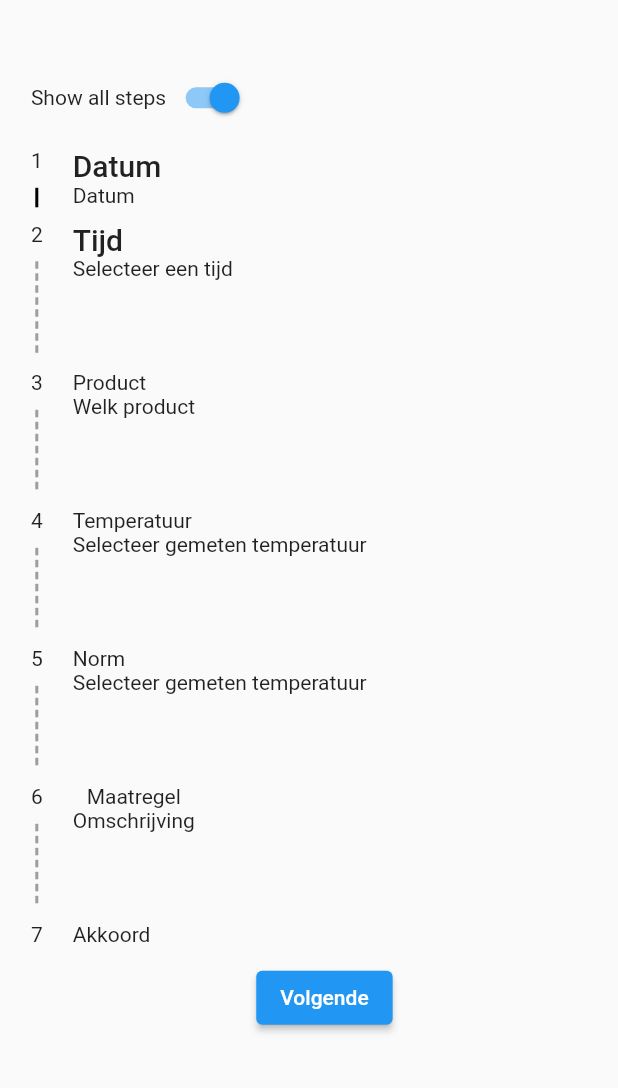
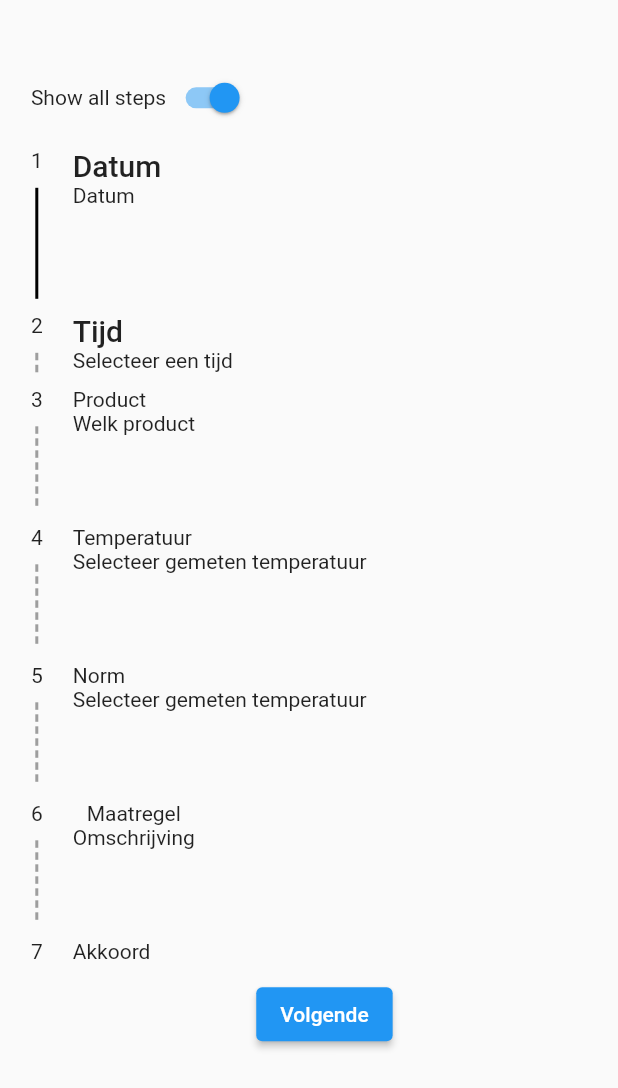
Before and after one commit to Iconica-Development/flutter_stepper, a Flutter app: the screen it shows after launch, on a phone screen of 412 x 824 dp. Shown: the top 1088 px of the screen. Run offline on Flutter 3.47's test engine with Material 2 defaults, Android fonts, the light colour scheme and no system bars.

Commit message:
feat: finish v0.0.1

```diff
--- a/example/lib/vertical_single.dart
+++ b/example/lib/vertical_single.dart
@@ -21,6 +21,10 @@ class _VerticalSinglePageStepperState extends State<VerticalSinglePageStepper> {
           child: MultiStepperView(
             showAllSteps: true,
             currentStep: _currentStep,
+            zeroIndexed: false,
+            onStepTapped: (value) {
+              debugPrint('step tapped: ${value + 1}');
+            },
             steps: [
               MultiViewStep(
                 content: Column(
@@ -30,6 +34,7 @@ class _VerticalSinglePageStepperState extends State<VerticalSinglePageStepper> {
                     Text('Datum', style: Theme.of(context).textTheme.bodyText2),
                   ],
                 ),
+                size: 100,
               ),
               MultiViewStep(
                 content: Column(
@@ -42,9 +47,6 @@ class _VerticalSinglePageStepperState extends State<VerticalSinglePageStepper> {
                     Text(
                       'Selecteer een tijd',
                       style: Theme.of(context).textTheme.bodyText2,
-                    ),
-                    const SizedBox(
-                      height: 50,
                     ),
                   ],
                 ),
--- a/lib/src/line_painter.dart
+++ b/lib/src/line_painter.dart
@@ -1,6 +1,7 @@
 import 'package:flutter/material.dart';
 
 class VerticalDashedLinePainter extends CustomPainter {
+  /// Draws a dashed line between two vertical points.
   const VerticalDashedLinePainter({
     required this.dashHeight,
     required this.dashSpace,
@@ -8,12 +9,16 @@ class VerticalDashedLinePainter extends CustomPainter {
     required this.dashColor,
   });
 
+  /// The height of the dashes.
   final double dashHeight;
 
+  /// The space between the dashes.
   final double dashSpace;
 
+  /// The width of the line.
   final double strokeWidth;
 
+  /// The color of the line.
   final Color dashColor;
 
   @override
--- a/lib/src/models/step.dart
+++ b/lib/src/models/step.dart
@@ -1,10 +1,21 @@
 import 'package:flutter/material.dart';
 
 class MultiViewStep {
+  /// Step class for the [MultiStepperView].
+  /// Title and size are optional for the [MultiStepperView].
   const MultiViewStep({
     required this.content,
     this.title = '',
+    this.size,
   });
+
+  // The Title of the step
   final String title;
+
+  // The content of the step
   final Widget content;
+
+  // The size of the step, if not provided it will be calculated
+  // Use this mainly if you want longer steps
+  final double? size;
 }
--- a/lib/src/models/stepper_theme.dart
+++ b/lib/src/models/stepper_theme.dart
@@ -1,12 +1,14 @@
 import 'package:flutter/material.dart';
 
 class StepperTheme {
+  /// The theme for the [MultiStepperView].
   const StepperTheme({
     this.linePadding = 10,
     this.lineWidth = 2,
     this.lineDashLength = 5,
     this.lineDashGapLength = 3,
     this.lineColor = Colors.black,
+    this.stepIndicatorTextStyle,
   });
 
   /// The padding between the start of the line and the stepper indicator.
@@ -23,4 +25,7 @@ class StepperTheme {
 
   /// The color of the line.
   final Color lineColor;
+
+  /// The style of the step indicator text.
+  final TextStyle? stepIndicatorTextStyle;
 }
--- a/lib/src/stepper.dart
+++ b/lib/src/stepper.dart
@@ -3,12 +3,20 @@ import 'package:stepper/src/line_painter.dart';
 import 'package:stepper/stepper.dart';
 
 class MultiStepperView extends StatelessWidget {
+  /// MultiStepperView is a widget that displays a vertical list of steps.
+  /// Each step is represented by a [MultiViewStep] widget.
+  /// Steps can either be displayed in a single page or in multiple pages.
+  /// If the steps are displayed in multiple pages, the [currentStep] property
+  /// determines which page is displayed.
+  /// The height of the page is determined by the height of the containing
+  /// widget or by the [size] property.
+  /// Style can be customized by setting the [theme] property.
   const MultiStepperView({
     required this.steps,
     this.currentStep = 0,
     this.showAllSteps = false,
-    this.onStepContinue,
-    this.onStepCancel,
+    this.zeroIndexed = false,
+    this.onStepTapped,
     this.paddingLeft = 10,
     this.paddingRight = 20,
     this.pageHeight = 400,
@@ -25,14 +33,19 @@ class MultiStepperView extends StatelessWidget {
   /// Whether two show all the [steps] or just the current one.
   final bool showAllSteps;
 
-  final VoidCallback? onStepContinue;
+  /// Whether to show 0 as the first step.
+  final bool zeroIndexed;
 
-  final VoidCallback? onStepCancel;
+  // int callback for step clicked
+  final ValueChanged<int>? onStepTapped;
 
+  /// The padding between the start and the line of the stepper.
   final double paddingLeft;
 
+  /// The padding between the line and the step indicator.
   final double paddingRight;
 
+  /// The height of the page.
   final double pageHeight;
 
   /// The theme of the stepper.
@@ -44,21 +57,22 @@ class MultiStepperView extends StatelessWidget {
       return Row(
         crossAxisAlignment: CrossAxisAlignment.start,
         children: [
-          // draw a line below the current step
           Padding(
             padding: EdgeInsets.only(left: paddingLeft, right: paddingRight),
             child: Column(
               children: [
                 Text(currentStep.toString()),
-                Container(
+                Padding(
+                  padding: EdgeInsets.only(top: theme.linePadding),
+                  child: Container(
                     width: 1,
                     height: pageHeight,
                     color: Colors.black,
                   ),
+                ),
               ],
             ),
           ),
-
           steps[currentStep].content,
         ],
       );
@@ -76,14 +90,22 @@ class MultiStepperView extends StatelessWidget {
                       padding: EdgeInsets.only(right: paddingRight),
                       child: Column(
                         children: [
-                          Padding(
+                          GestureDetector(
+                            onTap: () {
+                              onStepTapped?.call(i);
+                            },
+                            child: Padding(
                               padding: EdgeInsets.only(
                                 bottom: theme.linePadding,
                                 top: theme.linePadding,
                               ),
-                            child: Text((i + 1).toString()),
+                              child: Text(
+                                (i + (zeroIndexed ? 0 : 1)).toString(),
+                                style: theme.stepIndicatorTextStyle ??
+                                    Theme.of(context).textTheme.bodyText2,
                               ),
-                          // draw dotted line below the current step
+                            ),
+                          ),
                           if (i < currentStep) ...[
                             Expanded(
                               child: Container(
@@ -92,7 +114,6 @@ class MultiStepperView extends StatelessWidget {
                               ),
                             ),
                           ] else ...[
-                            // dotted line
                             Expanded(
                               child: CustomPaint(
                                 painter: VerticalDashedLinePainter(
@@ -111,7 +132,14 @@ class MultiStepperView extends StatelessWidget {
                   Column(
                     children: [
                       SizedBox(height: theme.linePadding),
+                      if (steps[i].size != null) ...[
+                        SizedBox(
+                          height: steps[i].size,
+                          child: steps[i].content,
+                        ),
+                      ] else ...[
                         steps[i].content,
+                      ],
                     ],
                   ),
                 ],
```
Also changed, not shown: 3 other files. Lines whose indentation alone changed are shown as unchanged.
